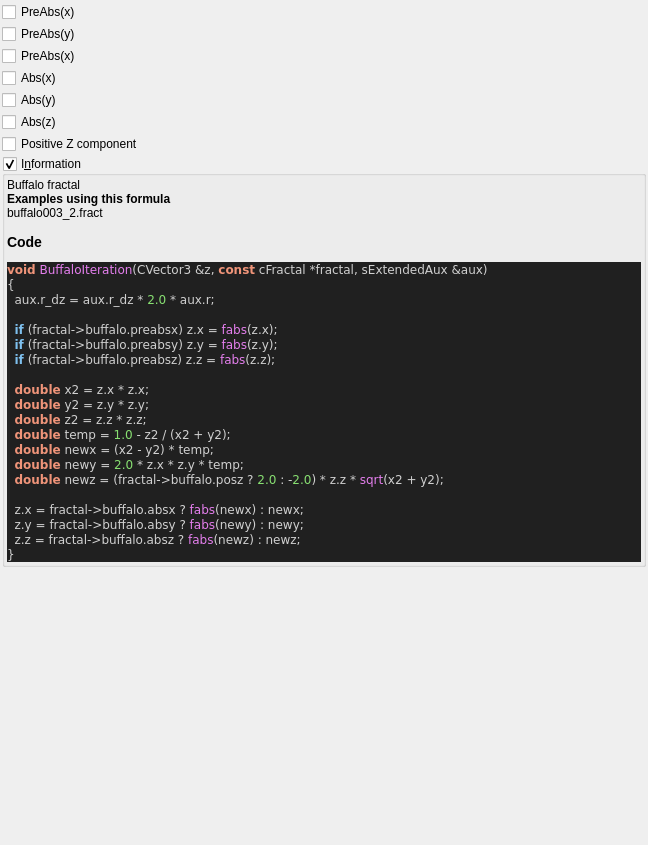
The window that mandelbulber2/qt_data/fractal_buffalo.ui (buddhi1980/mandelbulber2) describes before a commit, drawn with Qt 5.
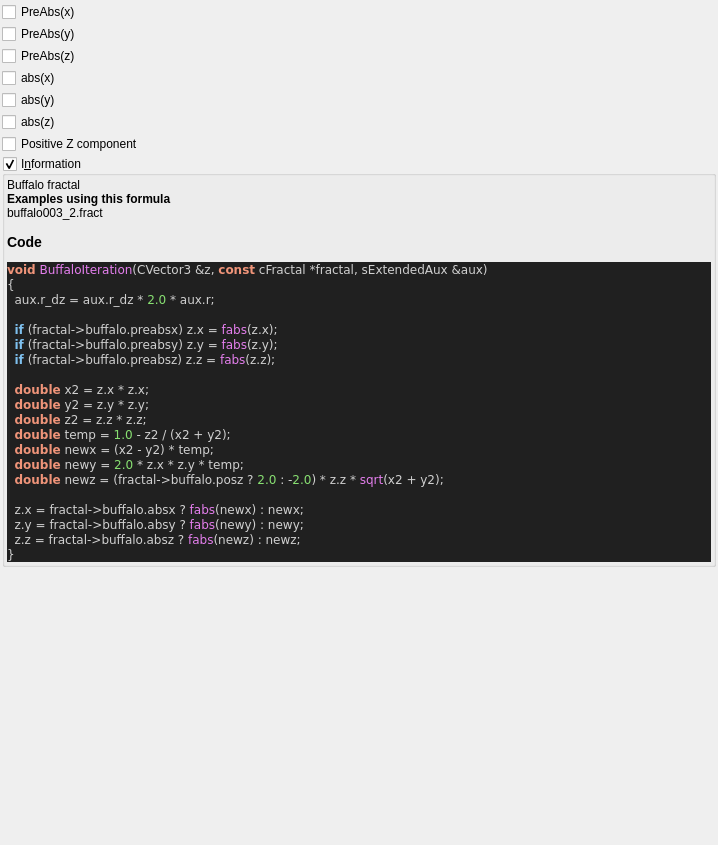
The same window after the commit. Custom widgets are drawn as their Qt base class.

Diff of the .ui file:
```diff
--- a/mandelbulber2/qt_data/fractal_buffalo.ui
+++ b/mandelbulber2/qt_data/fractal_buffalo.ui
@@ -6,7 +6,7 @@
    <rect>
     <x>0</x>
     <y>0</y>
-    <width>648</width>
+    <width>718</width>
     <height>845</height>
    </rect>
   </property>
@@ -64,7 +64,7 @@
       </sizepolicy>
      </property>
      <property name="text">
-      <string>PreAbs(x)</string>
+      <string>PreAbs(z)</string>
      </property>
     </widget>
    </item>
@@ -77,7 +77,7 @@
       </sizepolicy>
      </property>
      <property name="text">
-      <string>Abs(x)</string>
+      <string notr="true">abs(x)</string>
      </property>
     </widget>
    </item>
@@ -90,7 +90,7 @@
       </sizepolicy>
      </property>
      <property name="text">
-      <string>Abs(y)</string>
+      <string notr="true">abs(y)</string>
      </property>
     </widget>
    </item>
@@ -103,7 +103,7 @@
       </sizepolicy>
      </property>
      <property name="text">
-      <string>Abs(z)</string>
+      <string notr="true">abs(z)</string>
      </property>
     </widget>
    </item>
```
